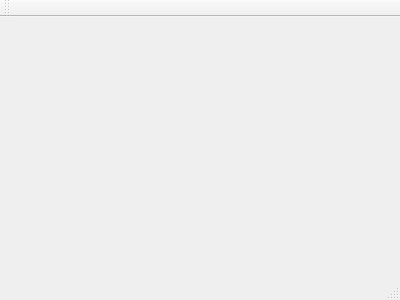
First picture: the form in BCMModified/mainwindow.ui, repository Averios/BCMModified, before the edit.
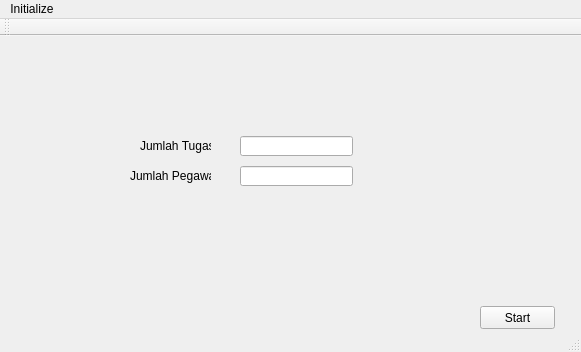
Second picture: the form after the edit.

Diff of the .ui file:
```diff
--- a/BCMModified/mainwindow.ui
+++ b/BCMModified/mainwindow.ui
@@ -1,24 +1,105 @@
 <ui version="4.0">
  <class>MainWindow</class>
- <widget class="QMainWindow" name="MainWindow" >
-  <property name="geometry" >
+ <widget class="QMainWindow" name="MainWindow">
+  <property name="geometry">
    <rect>
     <x>0</x>
     <y>0</y>
-    <width>400</width>
-    <height>300</height>
+    <width>581</width>
+    <height>352</height>
    </rect>
   </property>
   <property name="windowTitle" >
    <string>MainWindow</string>
   </property>
-  <widget class="QMenuBar" name="menuBar" />
-  <widget class="QToolBar" name="mainToolBar" />
-  <widget class="QWidget" name="centralWidget" />
-  <widget class="QStatusBar" name="statusBar" />
+  <widget class="QWidget" name="centralWidget">
+   <widget class="QPushButton" name="pushButton">
+    <property name="geometry">
+     <rect>
+      <x>480</x>
+      <y>270</y>
+      <width>75</width>
+      <height>23</height>
+     </rect>
+    </property>
+    <property name="text">
+     <string>Start</string>
+    </property>
+   </widget>
+   <widget class="QLineEdit" name="lineEdit">
+    <property name="geometry">
+     <rect>
+      <x>240</x>
+      <y>100</y>
+      <width>113</width>
+      <height>20</height>
+     </rect>
+    </property>
+   </widget>
+   <widget class="QLineEdit" name="lineEdit_2">
+    <property name="geometry">
+     <rect>
+      <x>240</x>
+      <y>130</y>
+      <width>113</width>
+      <height>20</height>
+     </rect>
+    </property>
+   </widget>
+   <widget class="QLabel" name="label">
+    <property name="geometry">
+     <rect>
+      <x>140</x>
+      <y>100</y>
+      <width>71</width>
+      <height>20</height>
+     </rect>
+    </property>
+    <property name="text">
+     <string>Jumlah Tugas :</string>
+    </property>
+   </widget>
+   <widget class="QLabel" name="label_2">
+    <property name="geometry">
+     <rect>
+      <x>130</x>
+      <y>130</y>
+      <width>81</width>
+      <height>20</height>
+     </rect>
+    </property>
+    <property name="text">
+     <string>Jumlah Pegawai :</string>
+    </property>
+   </widget>
+  </widget>
+  <widget class="QMenuBar" name="menuBar">
+   <property name="geometry">
+    <rect>
+     <x>0</x>
+     <y>0</y>
+     <width>581</width>
+     <height>21</height>
+    </rect>
+   </property>
+   <widget class="QMenu" name="menuInitialize">
+    <property name="title">
+     <string>Initialize</string>
+    </property>
+   </widget>
+   <addaction name="menuInitialize"/>
+  </widget>
+  <widget class="QToolBar" name="mainToolBar">
+   <attribute name="toolBarArea">
+    <enum>TopToolBarArea</enum>
+   </attribute>
+   <attribute name="toolBarBreak">
+    <bool>false</bool>
+   </attribute>
+  </widget>
+  <widget class="QStatusBar" name="statusBar"/>
  </widget>
- <layoutDefault spacing="6" margin="11" />
- <pixmapfunction></pixmapfunction>
+ <layoutdefault spacing="6" margin="11"/>
  <resources/>
  <connections/>
 </ui>
```
Left out of the diff: 3 changed lines with no effect on the pictures.
